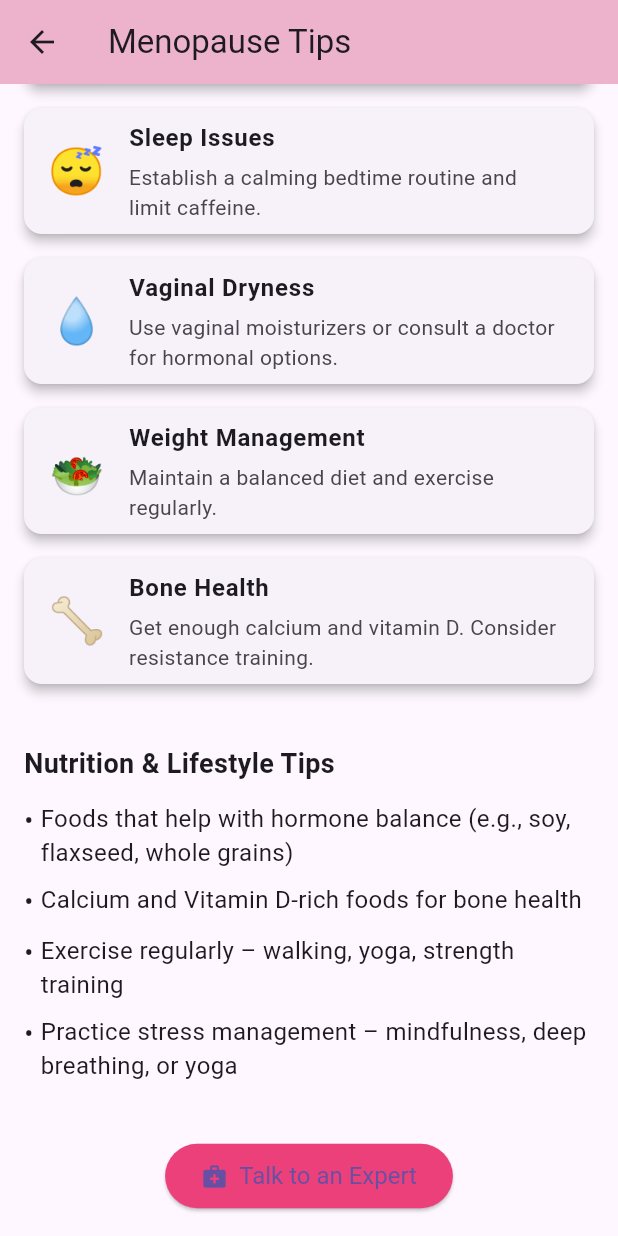
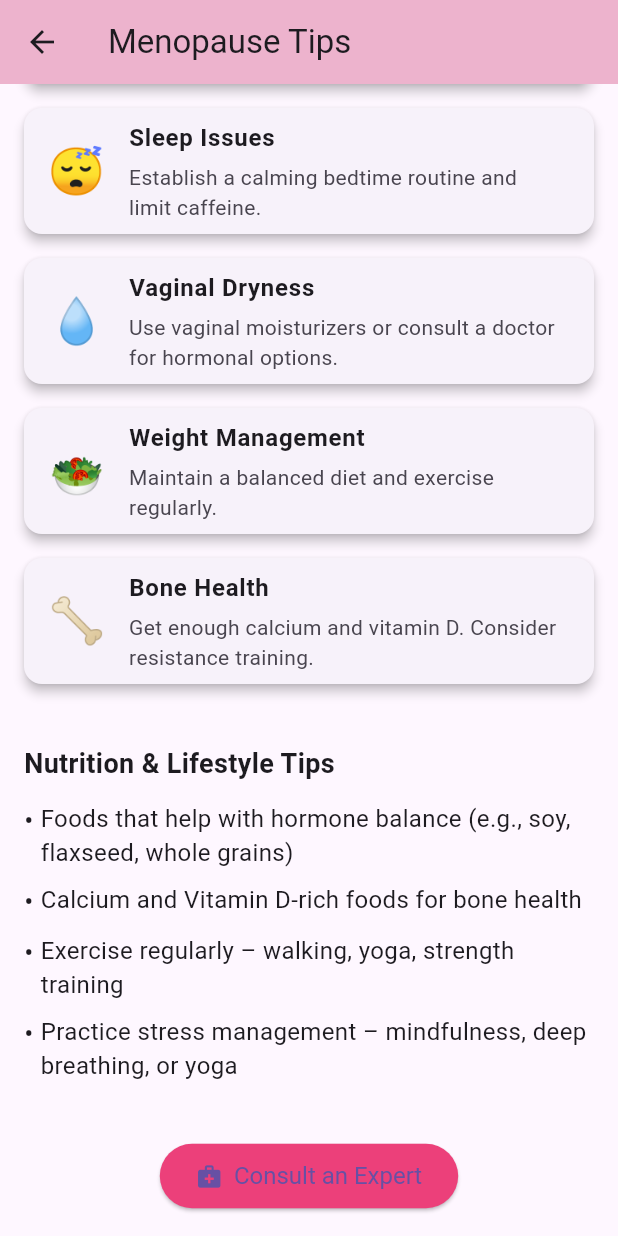
Before and after one commit to Lady-Cee/FlowSavvy, a Flutter app: the MenopauseScreen screen opened by its route, scrolled down 412 dp, on a phone screen of 412 x 824 dp. Run offline on Flutter 3.47's test engine with Material 3 defaults, Android fonts, the phone set to English and light mode, and no system bars; our stand-ins replace firebase_core, flutter_gemini, sqflite; accounts and stored records are empty.

```diff
--- a/lib/features/structure/menopause/menopause_screen.dart
+++ b/lib/features/structure/menopause/menopause_screen.dart
@@ -86,7 +86,7 @@ class MenopauseScreen extends StatelessWidget {
                   );
                 },
                 icon: const Icon(Icons.medical_services),
-                label: const Text('Talk to an Expert'),
+                label: const Text('Consult an Expert'),
                 style: ElevatedButton.styleFrom(
                   backgroundColor: Colors.pink.shade400,
                   padding: const EdgeInsets.symmetric(horizontal: 24, vertical: 12),
```
